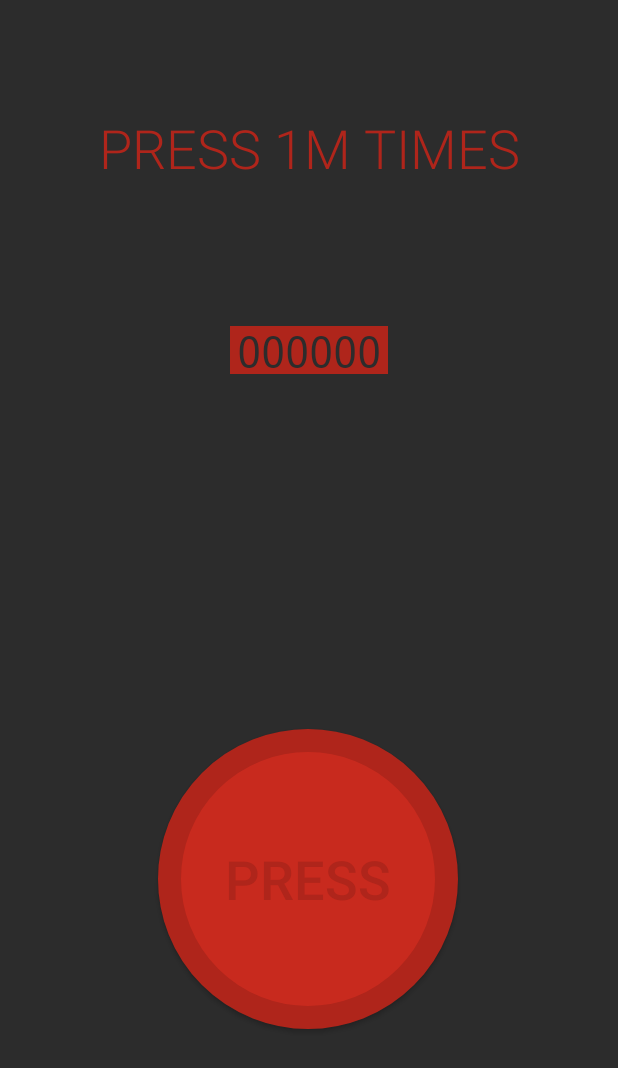
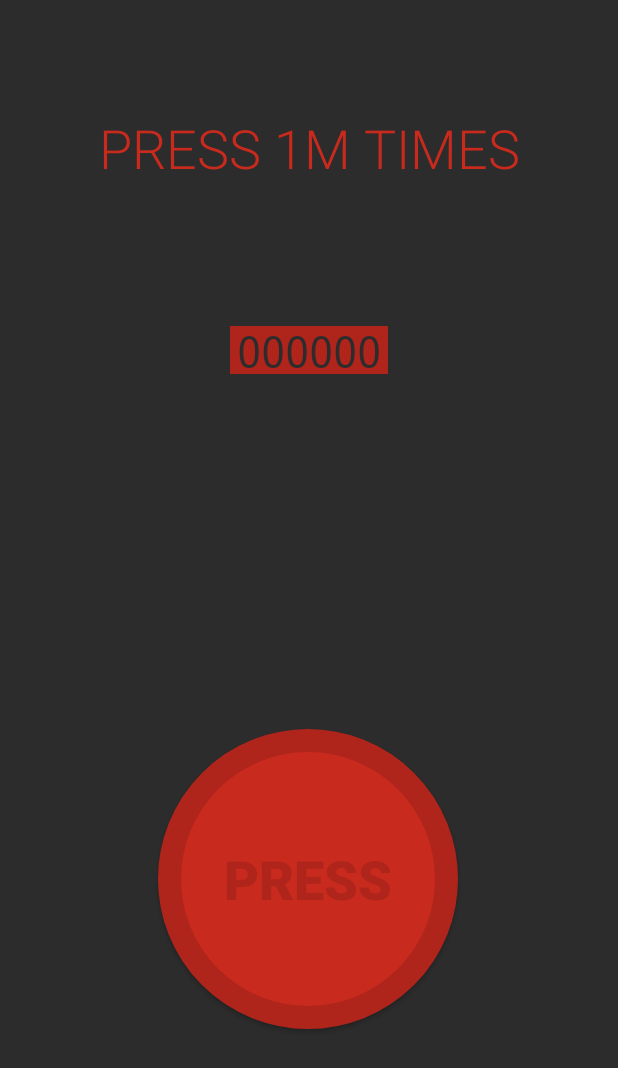
Before and after one commit to m3r1v3-archive/PressOneMillionTimes, an Android app: the screen it shows after launch (MainActivity), on a phone screen of 412 x 824 dp. Shown: the top 1068 px of the screen. Run offline under Robolectric (Android 15) with nearby library versions, the phone set to English and light mode, and no system bars.

Commit message:
Realise v1.2.5
Realise issue #3
Rename rounded_background.xml to background.xml, circle.xml to button.xml, text_background.xml to counter.xml
Update splash.xml, about_activity.xml, activity_main.xml, colors.xml, strings.xml, styles.xml
Update README.md

```diff
--- a/app/build.gradle
+++ b/app/build.gradle
@@ -9,7 +9,7 @@ android {
         minSdkVersion 21
         targetSdkVersion 30
         versionCode 1
-        versionName "1.2.4"
+        versionName "1.2.5"
 
         testInstrumentationRunner "androidx.test.runner.AndroidJUnitRunner"
     }
@@ -29,5 +29,4 @@ dependencies {
     testImplementation 'junit:junit:4.13'
     androidTestImplementation 'androidx.test.ext:junit:1.1.2'
     androidTestImplementation 'androidx.test.espresso:espresso-core:3.3.0'
-
 }
--- a/app/src/main/res/drawable/text_background.xml
+++ b/app/src/main/res/drawable/counter.xml
@@ -1,5 +1,5 @@
 <?xml version="1.0" encoding="utf-8"?>
 <shape xmlns:android="http://schemas.android.com/apk/res/android"
     android:shape="rectangle">
-    <solid android:color="@color/colorPrimaryDark"/>
+    <solid android:color="@color/colorAccent"/>
 </shape>
--- a/app/src/main/res/drawable/splash.xml
+++ b/app/src/main/res/drawable/splash.xml
@@ -2,7 +2,7 @@
 <layer-list xmlns:android="http://schemas.android.com/apk/res/android"
     xmlns:tools="http://schemas.android.com/tools"
     android:opacity="opaque">
-    <item android:drawable="@color/colorAccent" />
+    <item android:drawable="@color/colorPrimaryDark" />
     <item
         android:width="150dp"
         android:height="150dp"
--- a/app/src/main/res/layout/activity_about.xml
+++ b/app/src/main/res/layout/activity_about.xml
@@ -10,11 +10,11 @@
         android:id="@+id/exit"
         android:layout_width="200dp"
         android:layout_height="200dp"
-        android:background="@drawable/circle"
+        android:background="@drawable/button"
         android:fontFamily="sans-serif-medium"
         android:onClick="exitClick"
         android:text="@string/exit"
-        android:textColor="@color/colorPrimaryDark"
+        android:textColor="@color/colorAccent"
         android:textSize="36sp"
         app:layout_constraintBottom_toBottomOf="parent"
         app:layout_constraintEnd_toEndOf="parent"
@@ -31,7 +31,7 @@
         android:text="@string/you_won"
         android:textAlignment="center"
         android:textAllCaps="true"
-        android:textColor="@color/colorPrimaryDark"
+        android:textColor="@color/colorPrimary"
         android:textSize="36sp"
         app:layout_constraintBottom_toBottomOf="parent"
         app:layout_constraintEnd_toEndOf="parent"
@@ -47,7 +47,7 @@
         android:text="@string/congratulations"
         android:textAlignment="center"
         android:textAllCaps="true"
-        android:textColor="@color/colorPrimaryDark"
+        android:textColor="@color/colorPrimary"
         android:textSize="24sp"
         app:layout_constraintBottom_toBottomOf="parent"
         app:layout_constraintEnd_toEndOf="parent"
@@ -63,7 +63,7 @@
         android:text="@string/hope"
         android:textAlignment="center"
         android:textAllCaps="false"
-        android:textColor="@color/colorPrimaryDark"
+        android:textColor="@color/colorPrimary"
         android:textSize="18sp"
         app:layout_constraintBottom_toBottomOf="parent"
         app:layout_constraintEnd_toEndOf="parent"
--- a/app/src/main/res/layout/activity_main.xml
+++ b/app/src/main/res/layout/activity_main.xml
@@ -4,18 +4,18 @@
     xmlns:tools="http://schemas.android.com/tools"
     android:layout_width="match_parent"
     android:layout_height="match_parent"
-    android:background="@drawable/rounded_background"
+    android:background="@drawable/background"
     tools:context=".MainActivity">
 
     <TextView
-        android:id="@+id/textView"
-        android:layout_width="406dp"
-        android:layout_height="53dp"
+        android:id="@+id/label"
+        android:layout_width="375dp"
+        android:layout_height="50dp"
         android:fontFamily="sans-serif-light"
         android:text="@string/app_name"
         android:textAlignment="center"
         android:textAllCaps="true"
-        android:textColor="@color/colorPrimaryDark"
+        android:textColor="@color/colorPrimary"
         android:textSize="36sp"
         app:layout_constraintBottom_toBottomOf="parent"
         app:layout_constraintEnd_toEndOf="parent"
@@ -27,12 +27,14 @@
         android:id="@+id/press_btn"
         android:layout_width="200dp"
         android:layout_height="200dp"
-        android:background="@drawable/circle"
+        android:background="@drawable/button"
         android:fontFamily="sans-serif-medium"
         android:onClick="buttonClick"
         android:text="@string/press"
-        android:textColor="@color/colorPrimaryDark"
+        android:textAlignment="center"
+        android:textColor="@color/colorAccent"
         android:textSize="36sp"
+        android:textStyle="bold"
         app:layout_constraintBottom_toBottomOf="parent"
         app:layout_constraintEnd_toEndOf="parent"
         app:layout_constraintHorizontal_bias="0.497"
@@ -44,11 +46,11 @@
         android:id="@+id/counter"
         android:layout_width="105dp"
         android:layout_height="32dp"
-        android:background="@drawable/text_background"
+        android:background="@drawable/counter"
         android:fontFamily="sans-serif-smallcaps"
-        android:text="@string/_000000"
+        android:text="@string/counter"
         android:textAlignment="center"
-        android:textColor="#2C2C2C"
+        android:textColor="@color/colorPrimaryDark"
         android:textColorHighlight="#FFFFFF"
         android:textColorHint="#FFFFFF"
         android:textSize="30sp"
--- a/app/src/main/res/values/colors.xml
+++ b/app/src/main/res/values/colors.xml
@@ -1,6 +1,6 @@
 <?xml version="1.0" encoding="utf-8"?>
 <resources>
     <color name="colorPrimary">#C82A1E</color>
-    <color name="colorPrimaryDark">#AF251B</color>
-    <color name="colorAccent">#2c2c2c</color>
+    <color name="colorAccent">#AF251B</color>
+    <color name="colorPrimaryDark">#2c2c2c</color>
 </resources>
--- a/app/src/main/res/values/strings.xml
+++ b/app/src/main/res/values/strings.xml
@@ -2,7 +2,8 @@
     <!--  Main Activity  -->
     <string name="app_name">Press 1M Times</string>
     <string name="press">Press</string>
-    <string name="_000000">000000</string>
+    <string name="counter">000000</string>
+
     <!--  About Activity  -->
     <string name="you_won">You won!</string>
     <string name="congratulations">Congratulations,\nyou passed my game</string>
--- a/app/src/main/res/values/styles.xml
+++ b/app/src/main/res/values/styles.xml
@@ -3,14 +3,20 @@
     <style name="AppTheme" parent="Theme.AppCompat.NoActionBar">
         <!-- App Theme. -->
         <item name="colorPrimary">@color/colorPrimary</item>
-        <item name="colorPrimaryDark">@color/colorPrimaryDark</item>
+        <item name="colorPrimaryDark">@color/colorAccent</item>
         <item name="colorAccent">@color/colorAccent</item>
+        <item name="android:actionBarStyle">@color/colorPrimaryDark</item>
     </style>
     <!-- Splash theme. -->
     <style name="SplashTheme" parent="Theme.AppCompat.NoActionBar">
+        <!--    Set splash.    -->
         <item name="android:windowBackground">@drawable/splash</item>
+
         <item name="colorPrimary">@color/colorPrimary</item>
         <item name="colorPrimaryDark">@color/colorPrimaryDark</item>
         <item name="colorAccent">@color/colorAccent</item>
+
+        <!--    Hide status bar.    -->
+        <item name="android:windowFullscreen">true</item>
     </style>
 </resources>
```
Also changed, not shown: app/src/main/res/drawable/background.xml (renamed from app/src/main/res/drawable/rounded_background.xml), app/src/main/res/drawable/button.xml (renamed from app/src/main/res/drawable/circle.xml), 2 other files.
